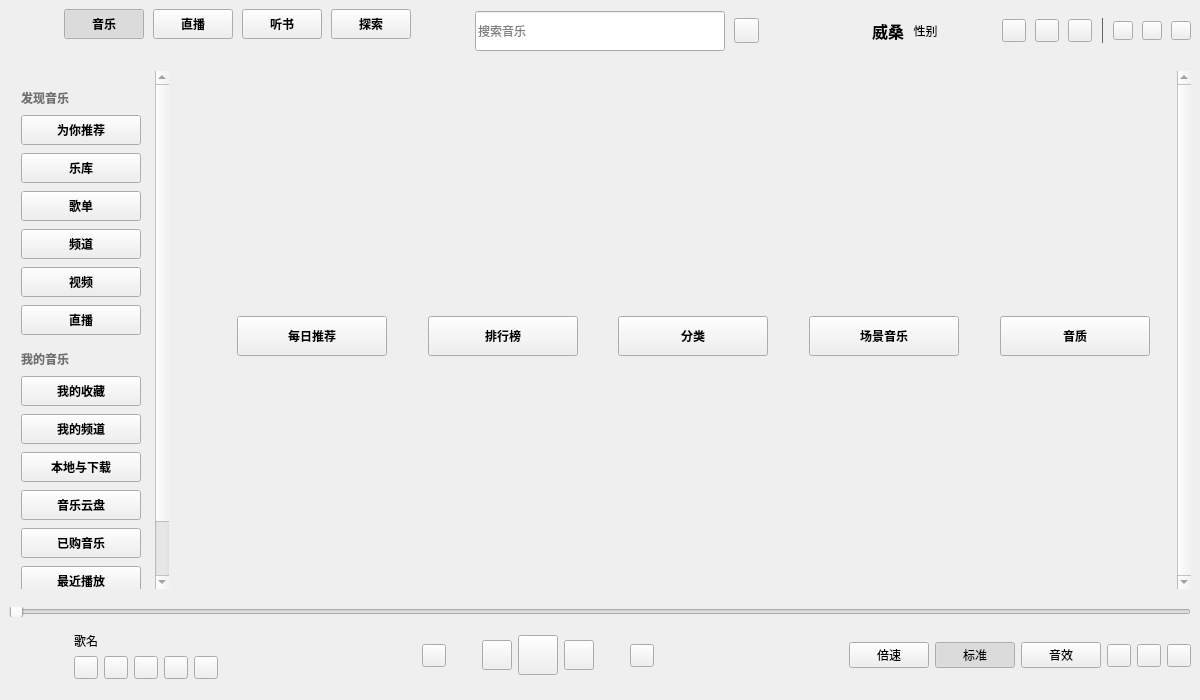
The window that KuGouApp.ui (a-mo-xi-wei/KuGouApp) describes before a commit, drawn with Qt 5.
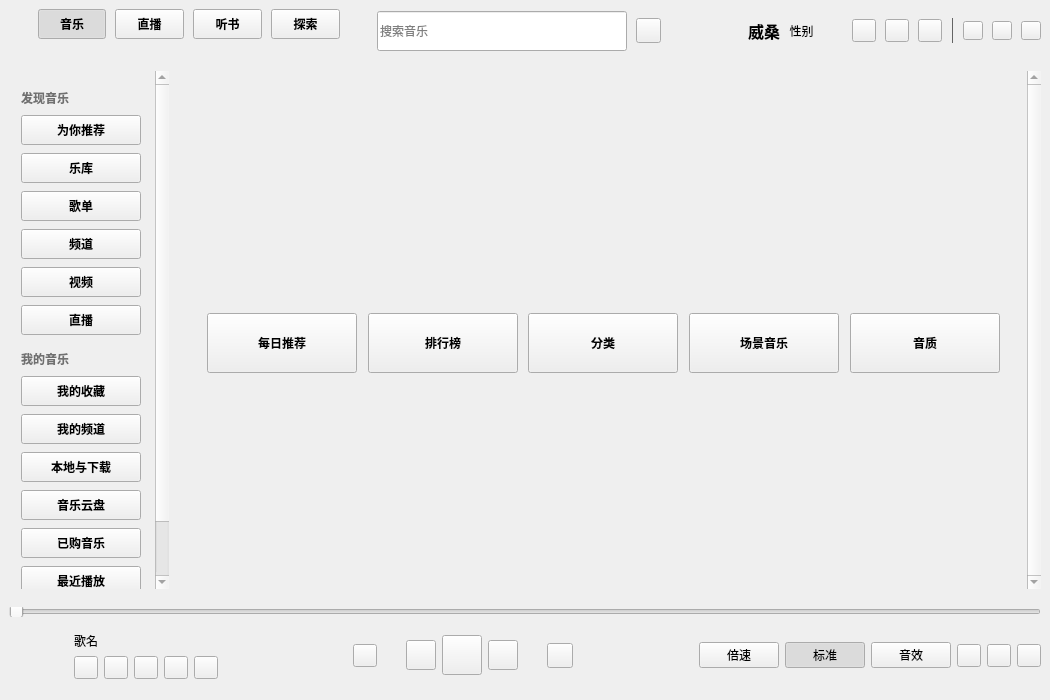
The same window after the commit. Custom widgets are drawn as their Qt base class.

Commit message: 调整了classify_widget的控件位置

Patch:
```diff
--- a/KuGouApp.ui
+++ b/KuGouApp.ui
@@ -6,13 +6,13 @@
    <rect>
     <x>0</x>
     <y>0</y>
-    <width>1200</width>
+    <width>1050</width>
     <height>700</height>
    </rect>
   </property>
   <property name="minimumSize">
    <size>
-    <width>1200</width>
+    <width>1050</width>
     <height>700</height>
    </size>
   </property>
@@ -1073,7 +1073,7 @@
           <rect>
            <x>0</x>
            <y>0</y>
-           <width>998</width>
+           <width>858</width>
            <height>514</height>
           </rect>
          </property>
@@ -1086,7 +1086,7 @@
             <widget class="QWidget" name="main_page">
              <layout class="QVBoxLayout" name="verticalLayout_4">
               <property name="spacing">
-               <number>0</number>
+               <number>6</number>
               </property>
               <item>
                <widget class="QWidget" name="widget_6" native="true">
@@ -1166,6 +1166,12 @@
               <item>
                <widget class="QWidget" name="classify_widget" native="true">
                 <layout class="QHBoxLayout" name="horizontalLayout_3">
+                 <property name="topMargin">
+                  <number>0</number>
+                 </property>
+                 <property name="bottomMargin">
+                  <number>0</number>
+                 </property>
                  <item>
                   <spacer name="hs5">
                    <property name="orientation">
@@ -1184,7 +1190,7 @@
                    <property name="minimumSize">
                     <size>
                      <width>150</width>
-                     <height>40</height>
+                     <height>60</height>
                     </size>
                    </property>
                    <property name="font">
@@ -1218,7 +1224,7 @@
                    <property name="minimumSize">
                     <size>
                      <width>150</width>
-                     <height>40</height>
+                     <height>60</height>
                     </size>
                    </property>
                    <property name="font">
@@ -1252,7 +1258,7 @@
                    <property name="minimumSize">
                     <size>
                      <width>150</width>
-                     <height>40</height>
+                     <height>60</height>
                     </size>
                    </property>
                    <property name="font">
@@ -1286,7 +1292,7 @@
                    <property name="minimumSize">
                     <size>
                      <width>150</width>
-                     <height>40</height>
+                     <height>60</height>
                     </size>
                    </property>
                    <property name="font">
@@ -1320,7 +1326,7 @@
                    <property name="minimumSize">
                     <size>
                      <width>150</width>
-                     <height>40</height>
+                     <height>60</height>
                     </size>
                    </property>
                    <property name="font">
@@ -2058,7 +2064,7 @@
           </property>
           <property name="sizeHint" stdset="0">
            <size>
-            <width>30</width>
+            <width>23</width>
             <height>20</height>
            </size>
           </property>
@@ -2137,7 +2143,7 @@
           </property>
           <property name="sizeHint" stdset="0">
            <size>
-            <width>30</width>
+            <width>23</width>
             <height>20</height>
            </size>
           </property>
@@ -2153,8 +2159,8 @@
           </property>
           <property name="iconSize">
            <size>
-            <width>16</width>
-            <height>16</height>
+            <width>18</width>
+            <height>18</height>
            </size>
           </property>
          </widget>
```
Left out of the diff: 2 changed lines with no effect on the pictures.
